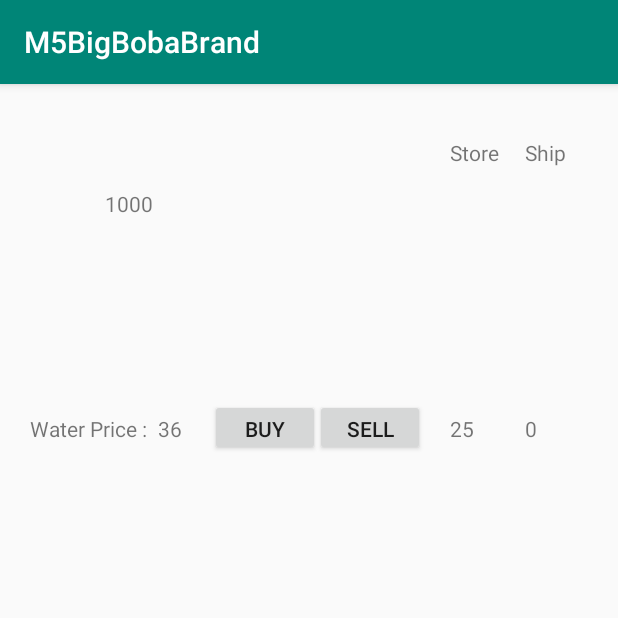
After one commit to CBushnell/BigBobaBrand, an Android app: the MarketActivity screen opened directly, with no data from a screen before it, on a phone screen of 412 x 824 dp, the top half of it. The commit adds this screen. Run offline under Robolectric (Android 15) with nearby library versions, the phone set to English and light mode, and no system bars.

Commit message:
added market functionality, still need to complete UI screen and also need to figure out how to pass player between screens

```diff
--- a/app/src/main/AndroidManifest.xml
+++ b/app/src/main/AndroidManifest.xml
@@ -9,7 +9,7 @@
         android:roundIcon="@mipmap/ic_launcher_round"
         android:supportsRtl="true"
         android:theme="@style/AppTheme">
-        <activity android:name=".views.SecondActivity"></activity>
+        <activity android:name=".views.MarketActivity"></activity>
         <activity
             android:name=".views.MainActivity"
             android:label="@string/app_name"
--- /dev/null
+++ b/app/src/main/java/edu/gatech/cs2340/m5bigbobabrand/Model/MarketInteractor.java
@@ -0,0 +1,114 @@
+package edu.gatech.cs2340.m5bigbobabrand.Model;
+
+import android.util.Log;
+
+import java.util.HashMap;
+import java.util.Map;
+
+import edu.gatech.cs2340.m5bigbobabrand.entity.IE;
+import edu.gatech.cs2340.m5bigbobabrand.entity.Item;
+import edu.gatech.cs2340.m5bigbobabrand.entity.Market;
+import edu.gatech.cs2340.m5bigbobabrand.entity.Player;
+
+public class MarketInteractor {
+    Market market;
+    Player player;
+    IE ie;
+    Map<Item, Integer> prices;
+
+    public MarketInteractor(Player player) {
+        this.market = new Market(player.getSolarSystem());
+        this.player = player;
+        this.ie = calcIE();
+        prices = new HashMap<Item, Integer>();
+        Item[] itemArr = Item.values();
+        for (Item item : itemArr) {
+            if(player.getSolarSystem().getTechLevel().getTechLevelNum() >= item.getMTLP()) {
+                prices.put(item, calcPrice(item));
+            } else {
+                prices.put(item, null);
+            }
+        }
+    }
+
+    private int calcPrice(Item item) {
+        // 0 if heads, 1 if tails
+        int coinFlip = (int) ((Math.random() * 2));
+        if (coinFlip == 0) {
+            coinFlip = -1;
+        }
+        int multiplierValue = (int) (Math.random() * (item.getVar() + 1));
+        double multiplierEquationValue = multiplierValue/100.0;
+        int price = item.getBasePrice()
+                + (item.getIPL() * (player.getSolarSystem().getTechLevel().getTechLevelNum() - item.getMTLP()))
+                + ((int)(coinFlip * item.getBasePrice() * multiplierEquationValue));
+        if (item.getCat() == this.ie) {
+            price = price * 2;
+        }
+
+        return price;
+    }
+
+    private IE calcIE() {
+        int ieInt = (int)(Math.random() * 100) + 1;
+        IE[] ieArr =IE.values();
+        for (IE currIE : ieArr) {
+            if(currIE.getIEnum() == ieInt) {
+                return currIE;
+            }
+        }
+        return IE.NONE;
+    }
+
+    public boolean buy(Item item) {
+        if (prices.get(item) == null) {
+            return false;
+        }
+        if (player.getCargo() >= player.getMaxCargo()) {
+            return false;
+        }
+        if (player.getCredits() < prices.get(item)) {
+            return false;
+        }
+        int price = prices.get(item);
+        try {
+            int currCredits = player.getCredits();
+            market.buyGoodFromMarket(item);
+            player.setCredits(currCredits - price);
+            player.receiveGood(item);
+            return true;
+        } catch (Exception e) {
+            Log.d("Error", e.getMessage());
+            return false;
+        }
+    }
+
+    public boolean sell (Item item) {
+        if (item.getMTLU() < player.getSolarSystem().getTechLevel().getTechLevelNum()) {
+            return false;
+        }
+        if (player.has(item)) {
+            int currCredits = player.getCredits();
+            int price = prices.get(item);
+            player.loseGood(item);
+            player.setCredits(currCredits + price);
+            return true;
+        } else {
+            return false;
+        }
+    }
+
+    public int getPrice (Item item) {
+        if (prices.get(item) == null) {
+            return -1;
+        }
+        return prices.get(item);
+    }
+
+    public int marketNumberOf (Item item) {
+        return this.market.numberOf(item);
+    }
+
+
+
+}
--- a/app/src/main/java/edu/gatech/cs2340/m5bigbobabrand/entity/IE.java
+++ b/app/src/main/java/edu/gatech/cs2340/m5bigbobabrand/entity/IE.java
@@ -14,7 +14,8 @@ public enum IE {
     LACKOFWORK("LACK-OF-WORK", 6),
     RETIREMENT("RETIREMENT", 7),
     SNOWINATLANTA("SNOW-IN-ATLANTA!", 8),
-    SADBOIHOURS("SAD-BOI-HOURS", 9);
+    SADBOIHOURS("SAD-BOI-HOURS", 9),
+    NONE("NONE", 10);
 
     private String IEname;
     private int IEnum;
--- a/app/src/main/java/edu/gatech/cs2340/m5bigbobabrand/entity/Market.java
+++ b/app/src/main/java/edu/gatech/cs2340/m5bigbobabrand/entity/Market.java
@@ -1,4 +1,9 @@
 package edu.gatech.cs2340.m5bigbobabrand.entity;
+
+import android.util.Log;
+
+import java.util.HashMap;
+import java.util.Map;
 
 import edu.gatech.cs2340.m5bigbobabrand.R;
 
@@ -10,37 +15,63 @@ import edu.gatech.cs2340.m5bigbobabrand.R;
  */
 public class Market {
     public static final int NUM_OF_GOODS = 10;
-    private Item[] goods;
-    private IE event;
-    private ResourceLevel cr;
-    private SolarSystem planet;
+    private Map<Item, Integer> goods;
+    private SolarSystem solarSystem;
 
     /**
      * Constructor that creates market
      */
-    public Market() {
-        goods = new Item[NUM_OF_GOODS];
+    public Market(SolarSystem solarSystem) {
+        goods = new HashMap<Item, Integer>();
+        Item[] itemArr = Item.values();
+        for (Item item : itemArr) {
+            Log.d("here", "techLevel: " + solarSystem.getTechLevel().getTechLevelNum() + "mtlp: " + item.getMTLP());
+                if (solarSystem.getTechLevel().getTechLevelNum() >= item.getMTLP()) {
+                    Log.d("asdf", "adsf");
+                    goods.put(item, (int)(Math.random() * 100));
+                } else {
+                    goods.put(item, 0);
+                }
+        }
+        this.solarSystem = solarSystem;
     }
 
-    private void buyGoods(Item good) {
-
+    public boolean inStock (Item good) {
+        if (goods.get(good) > 0) {
+            return true;
+        }
+        return false;
     }
 
-    private void sellGoods(Item good) {
-
+    public void buyGoodFromMarket(Item good) {
+        int currAmount = goods.get(good);
+        if (currAmount <= 0) {
+            throw new IllegalArgumentException("Cannot buy that good, not enough in stock");
+        }
+        goods.put(good, currAmount - 1);
     }
 
+    public void sellGoodToMarket(Item good) {
+        int currAmount = goods.get(good);
+        goods.put(good, currAmount + 1);
+    }
+
+    public int numberOf(Item good) {
+        return goods.get(good);
+    }
+    /*
     private boolean canSell(Item good) {
-        if (planet.getTechLevel().getTechLevelNum() < good.getMTLU()) {
+        if (solarSystem.getTechLevel().getTechLevelNum() < good.getMTLU()) {
             return false;
         }
         return true;
     }
 
     private boolean canBuy(Item good) {
-        if (planet.getTechLevel().getTechLevelNum() < good.getMTLP()) {
+        if (solarSystem.getTechLevel().getTechLevelNum() < good.getMTLP()) {
             return false;
         }
         return true;
     }
+    */
 }
--- a/app/src/main/java/edu/gatech/cs2340/m5bigbobabrand/entity/Player.java
+++ b/app/src/main/java/edu/gatech/cs2340/m5bigbobabrand/entity/Player.java
@@ -1,6 +1,8 @@
 package edu.gatech.cs2340.m5bigbobabrand.entity;
 
-public class Player {
+import java.io.Serializable;
+
+public class Player implements Serializable {
 
     /** Player's name */
     private String name;
@@ -26,15 +28,22 @@ public class Player {
     /** Player's amount of credit points */
     private int credits;
 
+    /** SolarSystem player is in */
+    private SolarSystem solarSystem;
+
+
+
     /** Default starting amount of credits for a player */
     private final int STARTINGCREDITS = 1000;
+
     public Player() {
-        this("placeholder", 0, 0 ,0, 0, Difficulty.EASY);
+        this("placeholder", 0, 0 ,0, 0, Difficulty.EASY, null);
     }
 
 
 
-    public Player(String name, int pilotPts, int traderPts, int engineerPts, int fighterPts, Difficulty difficulty) {
+    public Player(String name, int pilotPts, int traderPts, int engineerPts, int fighterPts,
+                  Difficulty difficulty, SolarSystem solarSystem) {
         this.name = name;
         this.pilotPts = pilotPts;
         this.traderPts = traderPts;
@@ -43,6 +52,7 @@ public class Player {
         credits = STARTINGCREDITS;
         this.ship = new Ship();
         this.difficulty = difficulty;
+        this.solarSystem = solarSystem;
     }
 
     public String getName() {
@@ -115,4 +125,37 @@ public class Player {
         this.ship = ship;
     }
 
+    public void setSolarSystem(SolarSystem solarSystem) {
+        this.solarSystem = solarSystem;
+    }
+
+    public SolarSystem getSolarSystem() {
+        return this.solarSystem;
+    }
+
+    public int getCargo() {
+        return this.ship.getCargo();
+    }
+
+    public int getMaxCargo() {
+        return this.ship.getMaxCargo();
+    }
+
+    public void receiveGood(Item good) {
+        this.ship.receiveGood(good);
+    }
+
+    public void loseGood(Item good) {
+        this.ship.loseGood(good);
+    }
+
+    public boolean has(Item good) {
+        return ship.has(good);
+    }
+
+    public int numberOf(Item good) {
+        return ship.numberOf(good);
+    }
+
+
 }
--- a/app/src/main/java/edu/gatech/cs2340/m5bigbobabrand/entity/Ship.java
+++ b/app/src/main/java/edu/gatech/cs2340/m5bigbobabrand/entity/Ship.java
@@ -1,9 +1,20 @@
 package edu.gatech.cs2340.m5bigbobabrand.entity;
+
+import android.util.Log;
+
+import java.util.HashMap;
+import java.util.Map;
 
 public class Ship {
     private ShipType t;
+    private Map<Item, Integer> cargo;
     public Ship(ShipType t) {
         this.t = t;
+        Item[] itemArr = Item.values();
+        cargo = new HashMap<Item, Integer>();
+        for (Item item : itemArr) {
+            cargo.put(item, 0);
+        }
     }
     public Ship() {
         this(ShipType.GNAT);
@@ -12,4 +23,39 @@ public class Ship {
     public String toString() {
         return t.toString();
     }
+
+    public int getMaxCargo() {
+        return t.getCargoCapacity();
+    }
+
+    public int getCargo() {
+        int returnNum = 0;
+        Integer[] totalCargoArr = cargo.values().toArray(new Integer[0]);
+        for (int i : totalCargoArr) {
+            returnNum = returnNum + i;
+        }
+        return returnNum;
+    }
+
+    public void receiveGood(Item item) {
+        int currNum = cargo.get(item);
+        cargo.put(item, currNum + 1);
+    }
+
+    public void loseGood(Item item) {
+        int currNum = cargo.get(item);
+        cargo.put(item, currNum - 1);
+    }
+
+    public boolean has(Item item) {
+        if (cargo.get(item) > 0) {
+            return true;
+        }
+        return false;
+    }
+
+    public int numberOf(Item item) {
+        return cargo.get(item);
+    }
+
 }
--- a/app/src/main/java/edu/gatech/cs2340/m5bigbobabrand/Model/Universe.java
+++ b/app/src/main/java/edu/gatech/cs2340/m5bigbobabrand/entity/Universe.java
@@ -1,4 +1,4 @@
-package edu.gatech.cs2340.m5bigbobabrand.Model;
+package edu.gatech.cs2340.m5bigbobabrand.entity;
 
 import java.util.HashMap;
 import java.util.Map;
--- /dev/null
+++ b/app/src/main/java/edu/gatech/cs2340/m5bigbobabrand/views/MarketActivity.java
@@ -0,0 +1,61 @@
+package edu.gatech.cs2340.m5bigbobabrand.views;
+
+import android.support.v7.app.AppCompatActivity;
+import android.os.Bundle;
+import android.util.Log;
+import android.view.View;
+import android.widget.TextView;
+
+import edu.gatech.cs2340.m5bigbobabrand.Model.MarketInteractor;
+import edu.gatech.cs2340.m5bigbobabrand.R;
+import edu.gatech.cs2340.m5bigbobabrand.entity.Coordinates;
+import edu.gatech.cs2340.m5bigbobabrand.entity.Item;
+import edu.gatech.cs2340.m5bigbobabrand.entity.Player;
+import edu.gatech.cs2340.m5bigbobabrand.entity.SolarSystem;
+
+public class MarketActivity extends AppCompatActivity {
+    private Player player;
+    TextView water_price_header;
+    TextView water_store_header;
+    TextView water_ship_header;
+    TextView credits_header;
+    MarketInteractor marketInteractor;
+    @Override
+    protected void onCreate(Bundle savedInstanceState) {
+        super.onCreate(savedInstanceState);
+        setContentView(R.layout.activity_market);
+        water_price_header = findViewById(R.id.water_price_header);
+        water_store_header = findViewById(R.id.water_store_header);
+        water_ship_header = findViewById(R.id.water_ship_header);
+        credits_header = findViewById(R.id.credits_header);
+        /*
+        THIS WILL ALL HAVE TO BE MOVED TO THE VIEWMODEL BUT I DON'T KNOW HOW AND I'M VERY TIRED
+         */
+        this.player = new Player();
+        player.setSolarSystem(new SolarSystem(new Coordinates()));
+        //this.player = (Player) getIntent().getSerializableExtra("PLAYER");
+        this.marketInteractor = new MarketInteractor(this.player);
+
+        //getPrice method returns -1 if you cannot buy from this planet
+        if (marketInteractor.getPrice(Item.WATER) == -1 ) {
+            water_price_header.setText("CANNOT BUY");
+        } else {
+
+
+            water_price_header.setText(Integer.toString(marketInteractor.getPrice(Item.WATER)));
+        }
+
+        water_ship_header.setText(Integer.toString(player.numberOf(Item.WATER)));
+        water_store_header.setText(Integer.toString(marketInteractor.marketNumberOf(Item.WATER)));
+        credits_header.setText(Integer.toString(player.getCredits()));
+
+    }
+    public void onBuyWaterPressed(View view) {
+        Log.d("here", "here");
+        if(this.marketInteractor.buy(Item.WATER)) {
+            water_ship_header.setText(Integer.toString(player.numberOf(Item.WATER)));
+            water_store_header.setText(Integer.toString(marketInteractor.marketNumberOf(Item.WATER)));
+            credits_header.setText(Integer.toString(player.getCredits()));
+        }
+    }
+}
--- a/app/src/main/res/layout/activity_second.xml
+++ b/app/src/main/res/layout/activity_market.xml
@@ -4,6 +4,9 @@
     xmlns:tools="http://schemas.android.com/tools"
     android:layout_width="match_parent"
     android:layout_height="match_parent"
-    tools:context=".views.SecondActivity">
+    tools:context=".views.MarketActivity">
+
+    <include layout="@layout/content_market" />
+
 
 </android.support.constraint.ConstraintLayout>
--- /dev/null
+++ b/app/src/main/res/layout/content_market.xml
@@ -0,0 +1,96 @@
+<?xml version="1.0" encoding="utf-8"?>
+<RelativeLayout xmlns:android="http://schemas.android.com/apk/res/android"
+    xmlns:app="http://schemas.android.com/apk/res-auto"
+    xmlns:tools="http://schemas.android.com/tools"
+    android:id="@+id/content_main"
+    android:layout_width="match_parent"
+    android:layout_height="match_parent"
+
+    android:padding="20dp"
+    app:layout_behavior="@string/appbar_scrolling_view_behavior"
+    tools:context="edu.gatech.cs2340.m5bigbobabrand.views.MarketActivity"
+    tools:showIn="@layout/activity_market">
+    <TextView
+        android:id="@+id/water_header"
+        android:layout_width="wrap_content"
+        android:layout_height="wrap_content"
+        android:layout_alignParentStart="true"
+        android:layout_marginTop="200dp"
+
+        android:text="Water Price : " />
+    <TextView
+        android:id="@+id/water_price_header"
+        android:layout_width="wrap_content"
+        android:layout_height="wrap_content"
+        android:layout_alignParentStart="true"
+        android:layout_marginStart="85dp"
+        android:layout_marginTop="200dp"
+        android:text="111" />
+    <TextView
+        android:id="@+id/water_store_header"
+        android:layout_width="wrap_content"
+        android:layout_height="wrap_content"
+        android:layout_alignParentStart="true"
+        android:layout_marginStart="280dp"
+        android:layout_marginTop="200dp"
+        android:text="112" />
+    <TextView
+        android:id="@+id/water_ship_header"
+        android:layout_width="wrap_content"
+        android:layout_height="wrap_content"
+        android:layout_alignParentStart="true"
+        android:layout_marginStart="330dp"
+        android:layout_marginTop="200dp"
+        android:text="113" />
+
+    <Button
+        android:id="@+id/buy_water_button"
+        android:layout_width="73dp"
+        android:layout_height="38dp"
+        android:layout_alignParentStart="true"
+        android:layout_alignParentTop="true"
+        android:layout_marginStart="120dp"
+        android:layout_marginTop="190dp"
+        android:onClick="onBuyWaterPressed"
+        android:text="Buy" />
+
+    <Button
+        android:id="@+id/sell_water_button"
+        android:layout_width="73dp"
+        android:layout_height="38dp"
+        android:layout_alignParentStart="true"
+        android:layout_alignParentTop="true"
+        android:layout_marginStart="190dp"
+        android:layout_marginTop="190dp"
+        android:text="Sell" />
+
+    <TextView
+        android:id="@+id/store_header"
+        android:layout_width="wrap_content"
+        android:layout_height="wrap_content"
+        android:layout_alignParentStart="true"
+        android:layout_alignParentTop="true"
+        android:layout_marginStart="280dp"
+        android:layout_marginTop="16dp"
+        android:text="Store" />
+    <TextView
+        android:id="@+id/ship_header"
+        android:layout_width="wrap_content"
+        android:layout_height="wrap_content"
+        android:layout_alignParentStart="true"
+        android:layout_alignParentTop="true"
+        android:layout_marginStart="330dp"
+        android:layout_marginTop="16dp"
+        android:text="Ship" />
+
+    <TextView
+        android:id="@+id/credits_header"
+        android:layout_width="wrap_content"
+        android:layout_height="wrap_content"
+        android:layout_alignParentStart="true"
+        android:layout_marginStart="50dp"
+        android:layout_marginTop="50dp"
+        android:text="113" />
+
+
+</RelativeLayout>
```
Also changed, not shown: app/src/main/java/edu/gatech/cs2340/m5bigbobabrand/Model/GameState.java (+13 -1 lines), app/src/main/java/edu/gatech/cs2340/m5bigbobabrand/entity/ShipType.java (+17 -5 lines), app/src/main/java/edu/gatech/cs2340/m5bigbobabrand/viewmodels/ConfigurationViewModel.java (+16 -1 lines), app/src/main/java/edu/gatech/cs2340/m5bigbobabrand/viewmodels/PlanetArrivalViewModel.java (+14 -1 lines), app/src/main/java/edu/gatech/cs2340/m5bigbobabrand/views/MainActivity.java (+10 -2 lines), app/src/main/java/edu/gatech/cs2340/m5bigbobabrand/views/SecondActivity.java (deleted, +0 -15 lines).
